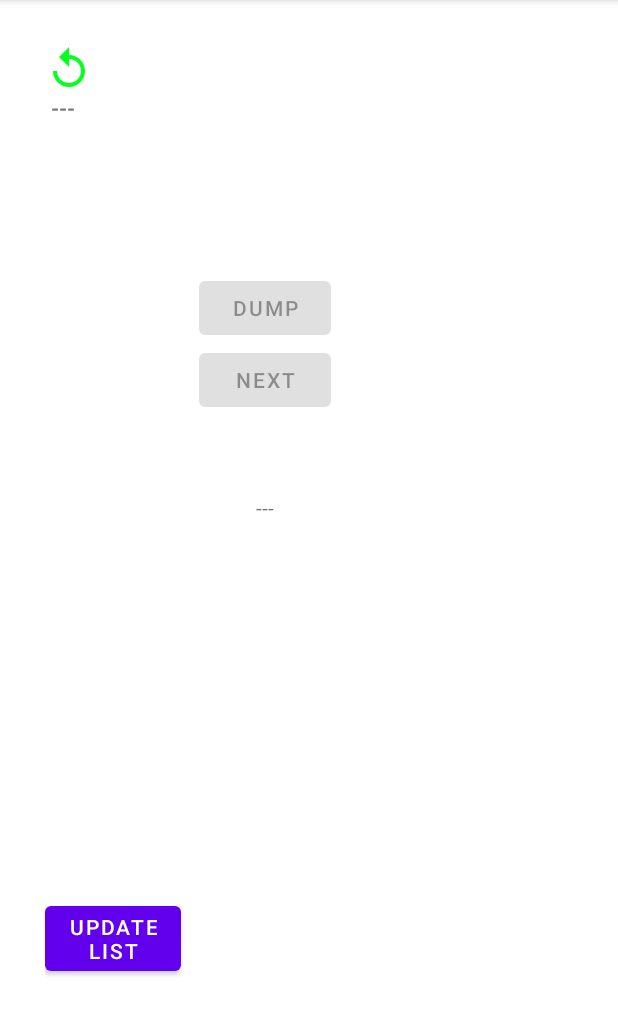
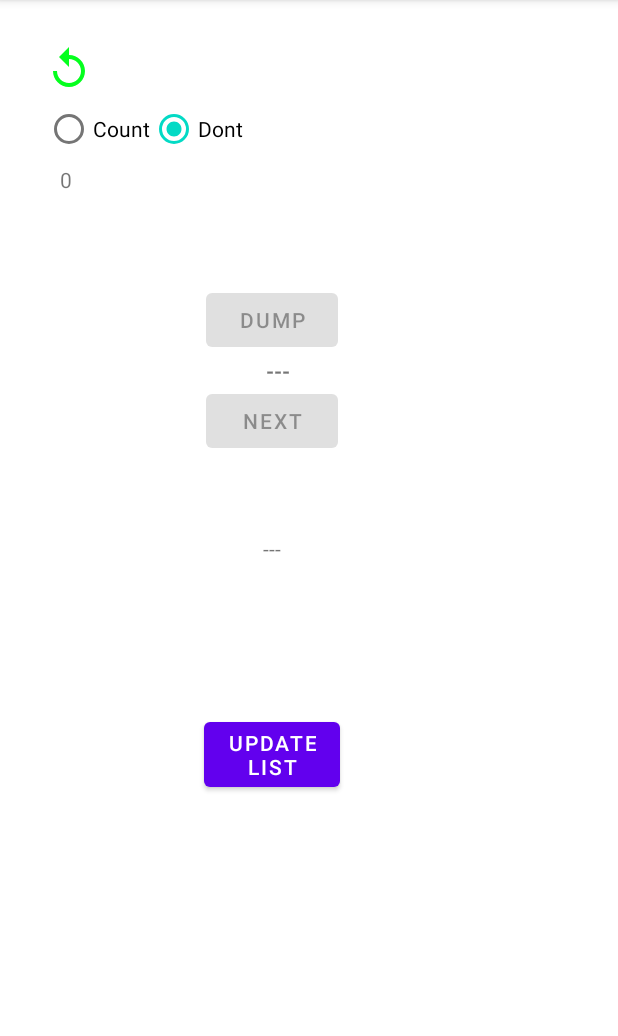
Before and after one commit to Aseer-Ahmad/Google_SheetsAPI_GRE, an Android app: the screen it shows after launch (MainActivity), on a phone screen of 412 x 824 dp, the part 84-1120 px from its top. Run offline under Robolectric (Android 15) with nearby library versions, the phone set to English and light mode, and no system bars; libraries missing offline, so code that uses them is left out: pub.devrel.easypermissions; 2 statements that could not run were skipped.

Commit message:
radio added

```diff
--- a/app/src/main/res/layout/activity_main.xml
+++ b/app/src/main/res/layout/activity_main.xml
@@ -22,20 +22,53 @@
             android:src="@drawable/ic_baseline_replay_24"
             android:layout_width="wrap_content"
             android:layout_height="wrap_content"/>
+
+        <RadioGroup
+            android:layout_width="wrap_content"
+            android:orientation="horizontal"
+            android:layout_height="wrap_content">
+
+            <RadioButton
+                android:id="@+id/radiobutton_count"
+                android:layout_width="wrap_content"
+                android:layout_height="wrap_content"
+                android:text="Count"
+                android:onClick="onRadioButtonClicked"/>
+
+            <RadioButton
+                android:id="@+id/radiobutton_dontcount"
+                android:layout_width="wrap_content"
+                android:layout_height="wrap_content"
+                android:text="Dont"
+                android:checked="true"
+                android:onClick="onRadioButtonClicked"/>
+        </RadioGroup>
+
+        <TextView
+            android:id="@+id/textview_count"
+            android:text="0"
+            android:paddingLeft="10dp"
+            android:layout_width="match_parent"
+            android:layout_height="wrap_content"/>
+
+
+        <Button
+            android:id="@+id/button_dump"
+            android:layout_marginTop="60dp"
+            android:layout_width="wrap_content"
+            android:layout_height="wrap_content"
+            android:layout_gravity="center"
+            android:text="DUMP" />
+
+
         <TextView
             android:id="@+id/textview_size"
             android:textStyle="bold"
+            android:layout_gravity="center"
             android:layout_marginLeft="4dp"
             android:layout_width="wrap_content"
             android:layout_height="wrap_content"/>
 
-        <Button
-            android:id="@+id/button_dump"
-            android:layout_marginTop="100dp"
-            android:layout_width="wrap_content"
-            android:layout_height="wrap_content"
-            android:layout_gravity="center"
-            android:text="DUMP" />
 
 
         <Button
@@ -67,7 +100,8 @@
             android:id="@+id/button_update"
             android:layout_width="wrap_content"
             android:layout_height="wrap_content"
-            android:layout_marginTop="250dp"
+            android:layout_gravity="center"
+            android:layout_marginTop="100dp"
             android:text="Update\nList" />
 
     </LinearLayout>
```
Also changed, not shown: app/src/main/java/com/example/grehelp/MainActivity.java (+42 -10 lines).
